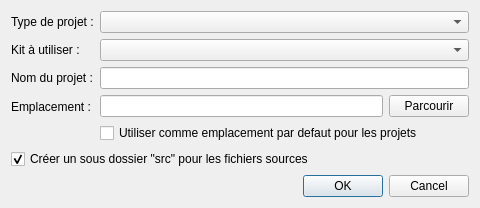
Before: the Qt Designer form src/dialog.ui in Warzak10/QtExpress, drawn with Qt 5.
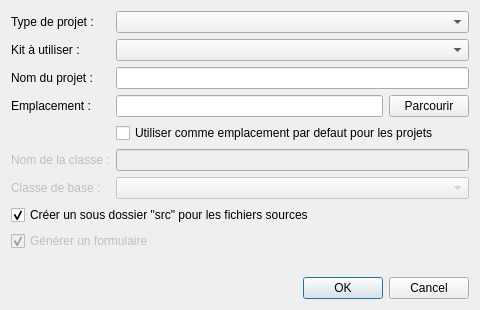
After: the same form once the commit is applied.

```diff
--- a/src/dialog.ui
+++ b/src/dialog.ui
@@ -2,6 +2,14 @@
 <ui version="4.0">
  <class>Dialog</class>
  <widget class="QDialog" name="Dialog">
+  <property name="geometry">
+   <rect>
+    <x>0</x>
+    <y>0</y>
+    <width>480</width>
+    <height>294</height>
+   </rect>
+  </property>
   <property name="minimumSize">
    <size>
     <width>480</width>
@@ -14,48 +22,6 @@
   <layout class="QVBoxLayout" name="verticalLayout_2">
    <item>
     <layout class="QFormLayout" name="formLayout">
-     <item row="2" column="1">
-      <widget class="QLineEdit" name="projectNameLineEdit"/>
-     </item>
-     <item row="3" column="0">
-      <widget class="QLabel" name="directoryLabel">
-       <property name="text">
-        <string>Emplacement :</string>
-       </property>
-      </widget>
-     </item>
-     <item row="2" column="0">
-      <widget class="QLabel" name="projectNameLabel">
-       <property name="text">
-        <string>Nom du projet :</string>
-       </property>
-      </widget>
-     </item>
-     <item row="3" column="1">
-      <layout class="QVBoxLayout" name="verticalLayout">
-       <item>
-        <layout class="QHBoxLayout" name="horizontalLayout">
-         <item>
-          <widget class="QLineEdit" name="directoryLineEdit"/>
-         </item>
-         <item>
-          <widget class="QPushButton" name="browseButton">
-           <property name="text">
-            <string>Parcourir</string>
-           </property>
-          </widget>
-         </item>
-        </layout>
-       </item>
-       <item>
-        <widget class="QCheckBox" name="pathCheckBox">
-         <property name="text">
-          <string>Utiliser comme emplacement par defaut pour les projets</string>
-         </property>
-        </widget>
-       </item>
-      </layout>
-     </item>
      <item row="0" column="0">
       <widget class="QLabel" name="projectTypeLabel">
        <property name="text">
@@ -76,6 +42,81 @@
      <item row="1" column="1">
       <widget class="QComboBox" name="projectKitCombo"/>
      </item>
+     <item row="2" column="0">
+      <widget class="QLabel" name="projectNameLabel">
+       <property name="text">
+        <string>Nom du projet :</string>
+       </property>
+      </widget>
+     </item>
+     <item row="2" column="1">
+      <widget class="QLineEdit" name="projectNameLineEdit"/>
+     </item>
+     <item row="3" column="0">
+      <widget class="QLabel" name="directoryLabel">
+       <property name="text">
+        <string>Emplacement :</string>
+       </property>
+      </widget>
+     </item>
+     <item row="3" column="1">
+      <layout class="QHBoxLayout" name="horizontalLayout">
+       <item>
+        <widget class="QLineEdit" name="directoryLineEdit"/>
+       </item>
+       <item>
+        <widget class="QPushButton" name="browseButton">
+         <property name="text">
+          <string>Parcourir</string>
+         </property>
+        </widget>
+       </item>
+      </layout>
+     </item>
+     <item row="4" column="1">
+      <widget class="QCheckBox" name="pathCheckBox">
+       <property name="text">
+        <string>Utiliser comme emplacement par defaut pour les projets</string>
+       </property>
+      </widget>
+     </item>
+     <item row="6" column="0">
+      <widget class="QLabel" name="classNameLabel">
+       <property name="enabled">
+        <bool>false</bool>
+       </property>
+       <property name="text">
+        <string>Nom de la classe :</string>
+       </property>
+      </widget>
+     </item>
+     <item row="6" column="1">
+      <widget class="QLineEdit" name="classNameLineEdit">
+       <property name="enabled">
+        <bool>false</bool>
+       </property>
+       <property name="text">
+        <string/>
+       </property>
+      </widget>
+     </item>
+     <item row="7" column="0">
+      <widget class="QLabel" name="baseClassLabel">
+       <property name="enabled">
+        <bool>false</bool>
+       </property>
+       <property name="text">
+        <string>Classe de base :</string>
+       </property>
+      </widget>
+     </item>
+     <item row="7" column="1">
+      <widget class="QComboBox" name="baseClassCombo">
+       <property name="enabled">
+        <bool>false</bool>
+       </property>
+      </widget>
+     </item>
     </layout>
    </item>
    <item>
@@ -88,106 +129,24 @@
      </property>
     </widget>
    </item>
+   <item>
+    <widget class="QCheckBox" name="formCheckBox">
+     <property name="enabled">
+      <bool>false</bool>
+     </property>
+     <property name="text">
+      <string>Générer un formulaire</string>
+     </property>
+     <property name="checked">
+      <bool>true</bool>
+     </property>
+    </widget>
+   </item>
+   <item>
+    <widget class="QLabel" name="warningLabel"/>
+   </item>
    <item>
     <layout class="QHBoxLayout" name="horizontalLayout_2">
-     <item>
-      <widget class="QLabel" name="warningLabel">
-       <property name="palette">
-        <palette>
-         <active>
-          <colorrole role="WindowText">
-           <brush brushstyle="SolidPattern">
-            <color alpha="255">
-             <red>255</red>
-             <green>0</green>
-             <blue>0</blue>
-            </color>
-           </brush>
-          </colorrole>
-          <colorrole role="Text">
-           <brush brushstyle="SolidPattern">
-            <color alpha="255">
-             <red>208</red>
-             <green>208</green>
-             <blue>208</blue>
-            </color>
-           </brush>
-          </colorrole>
-          <colorrole role="PlaceholderText">
-           <brush brushstyle="SolidPattern">
-            <color alpha="128">
-             <red>255</red>
-             <green>0</green>
-             <blue>0</blue>
-            </color>
-           </brush>
-          </colorrole>
-         </active>
-         <inactive>
-          <colorrole role="WindowText">
-           <brush brushstyle="SolidPattern">
-            <color alpha="255">
-             <red>255</red>
-             <green>0</green>
-             <blue>0</blue>
-            </color>
-           </brush>
-          </colorrole>
-          <colorrole role="Text">
-           <brush brushstyle="SolidPattern">
-            <color alpha="255">
-             <red>208</red>
-             <green>208</green>
-             <blue>208</blue>
-            </color>
-           </brush>
-          </colorrole>
-          <colorrole role="PlaceholderText">
-           <brush brushstyle="SolidPattern">
-            <color alpha="128">
-             <red>255</red>
-             <green>0</green>
-             <blue>0</blue>
-            </color>
-           </brush>
-          </colorrole>
-         </inactive>
-         <disabled>
-          <colorrole role="WindowText">
-           <brush brushstyle="SolidPattern">
-            <color alpha="96">
-             <red>164</red>
-             <green>166</green>
-             <blue>168</blue>
-            </color>
-           </brush>
-          </colorrole>
-          <colorrole role="Text">
-           <brush brushstyle="SolidPattern">
-            <color alpha="96">
-             <red>164</red>
-             <green>166</green>
-             <blue>168</blue>
-            </color>
-           </brush>
-          </colorrole>
-          <colorrole role="PlaceholderText">
-           <brush brushstyle="SolidPattern">
-            <color alpha="128">
-             <red>208</red>
-             <green>208</green>
-             <blue>208</blue>
-            </color>
-           </brush>
-          </colorrole>
-         </disabled>
-        </palette>
-       </property>
-       <property name="text">
-        <string/>
-       </property>
-      </widget>
-     </item>
      <item>
       <widget class="QDialogButtonBox" name="buttonBox">
        <property name="orientation">
```
Left out of the diff: 2 changed lines with no effect on the pictures.
